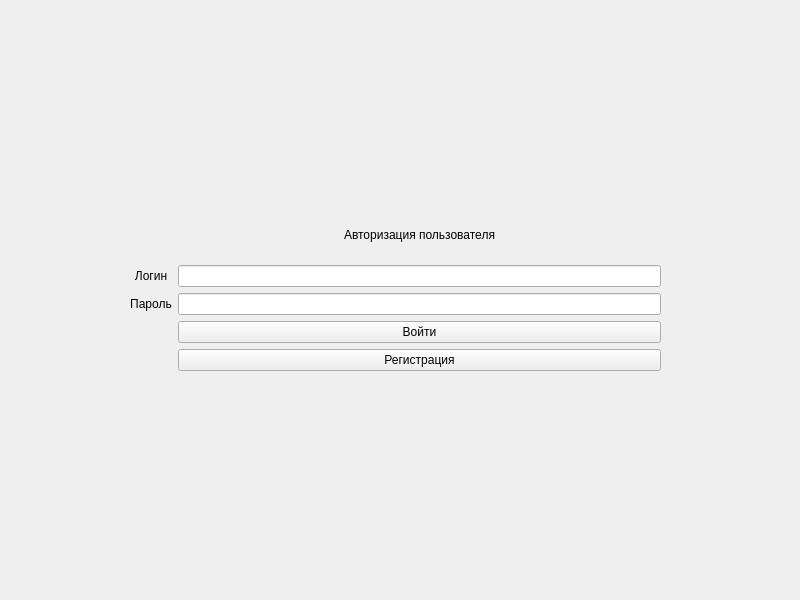
Old version of the form auth_window.ui in the repository aplecom/StaffBD.
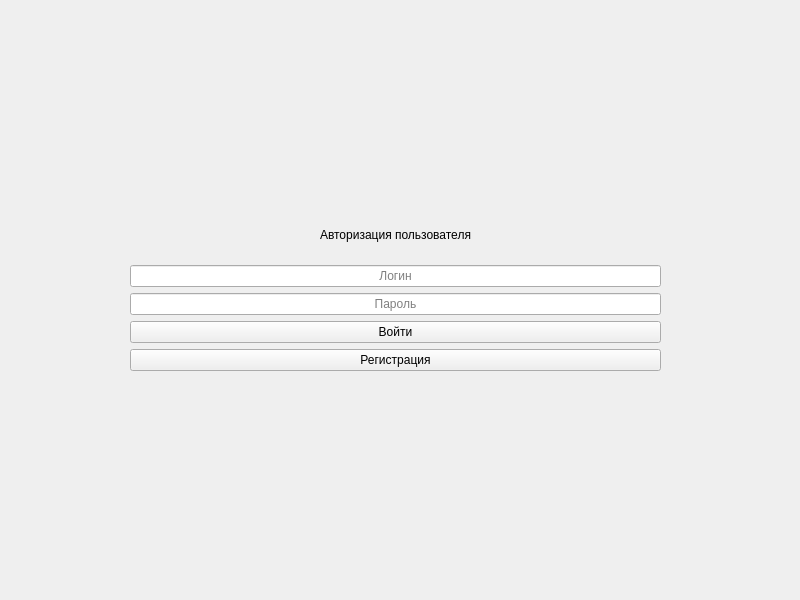
New version of the form.

Commit message: Фикс авторизации по пустому полю

Patch:
```diff
--- a/auth_window.ui
+++ b/auth_window.ui
@@ -26,27 +26,7 @@
     <property name="sizeConstraint">
      <enum>QLayout::SetDefaultConstraint</enum>
     </property>
-    <item row="3" column="2">
-     <widget class="QLineEdit" name="passLe"/>
-    </item>
-    <item row="4" column="2">
-     <widget class="QPushButton" name="loginBtn">
-      <property name="text">
-       <string>Войти</string>
-      </property>
-     </widget>
-    </item>
-    <item row="2" column="2">
-     <widget class="QLineEdit" name="loginLe"/>
-    </item>
-    <item row="5" column="2">
-     <widget class="QPushButton" name="registerBtn">
-      <property name="text">
-       <string>Регистрация</string>
-      </property>
-     </widget>
-    </item>
-    <item row="1" column="2">
+    <item row="1" column="1">
      <widget class="QLabel" name="authLb">
       <property name="frameShape">
        <enum>QFrame::NoFrame</enum>
@@ -68,26 +48,37 @@
       </property>
      </widget>
     </item>
-    <item row="2" column="0">
-     <widget class="QLabel" name="loginLb">
+    <item row="4" column="1">
+     <widget class="QPushButton" name="loginBtn">
       <property name="text">
-       <string>Логин</string>
-      </property>
-      <property name="alignment">
-       <set>Qt::AlignCenter</set>
+       <string>Войти</string>
       </property>
      </widget>
     </item>
-    <item row="3" column="0">
-     <widget class="QLabel" name="passLb">
-      <property name="text">
+    <item row="3" column="1">
+     <widget class="QLineEdit" name="passLe">
+      <property name="alignment">
+       <set>Qt::AlignCenter</set>
+      </property>
+      <property name="placeholderText">
        <string>Пароль</string>
       </property>
+     </widget>
+    </item>
+    <item row="5" column="1">
+     <widget class="QPushButton" name="registerBtn">
+      <property name="text">
+       <string>Регистрация</string>
+      </property>
+     </widget>
+    </item>
+    <item row="2" column="1">
+     <widget class="QLineEdit" name="loginLe">
       <property name="alignment">
        <set>Qt::AlignCenter</set>
       </property>
-      <property name="textInteractionFlags">
-       <set>Qt::LinksAccessibleByMouse</set>
+      <property name="placeholderText">
+       <string>Логин</string>
       </property>
      </widget>
     </item>
```
The commit also changes 1 other file.
